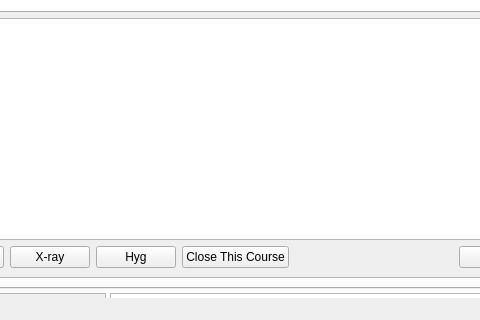
rowinggolfer/openmolar1, file src/openmolar/qt-designer/main.ui: the form before one commit; both pictures show x 306 to 786 and y 243 to 563 of the 1018 by 563 pixel window.
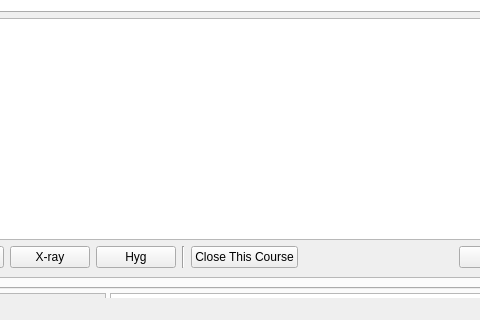
The form after the commit. Icons and pictures are not drawn.

The edit to the form file:
```diff
--- a/src/openmolar/qt-designer/main.ui
+++ b/src/openmolar/qt-designer/main.ui
@@ -2632,6 +2632,13 @@
                            </property>
                           </widget>
                          </item>
+                         <item>
+                          <widget class="Line" name="line_4">
+                           <property name="orientation">
+                            <enum>Qt::Vertical</enum>
+                           </property>
+                          </widget>
+                         </item>
                          <item>
                           <widget class="QPushButton" name="closeCourse_pushButton">
                            <property name="text">
```
Left out of the diff: 15 changed lines with no effect on the pictures.
